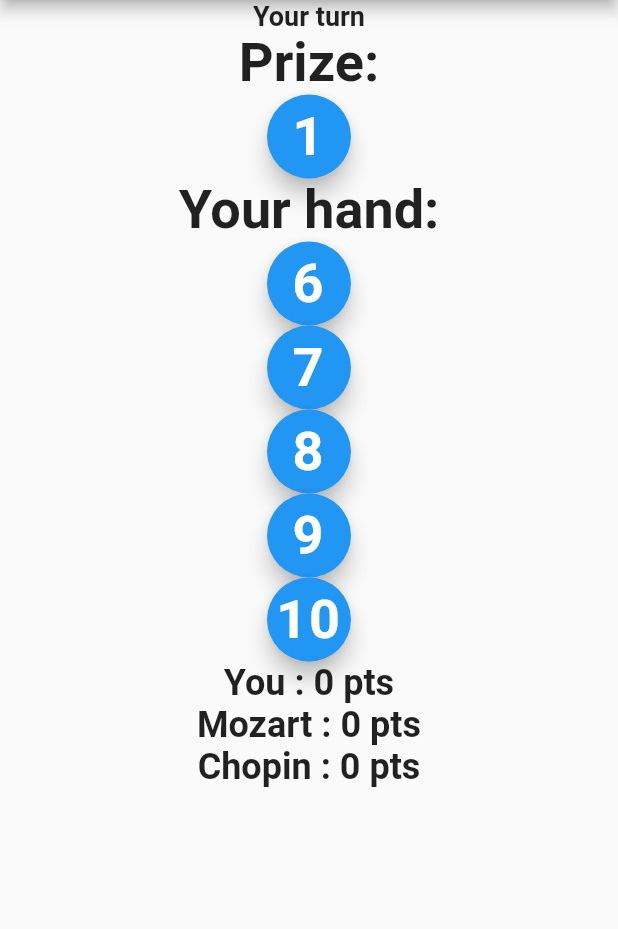
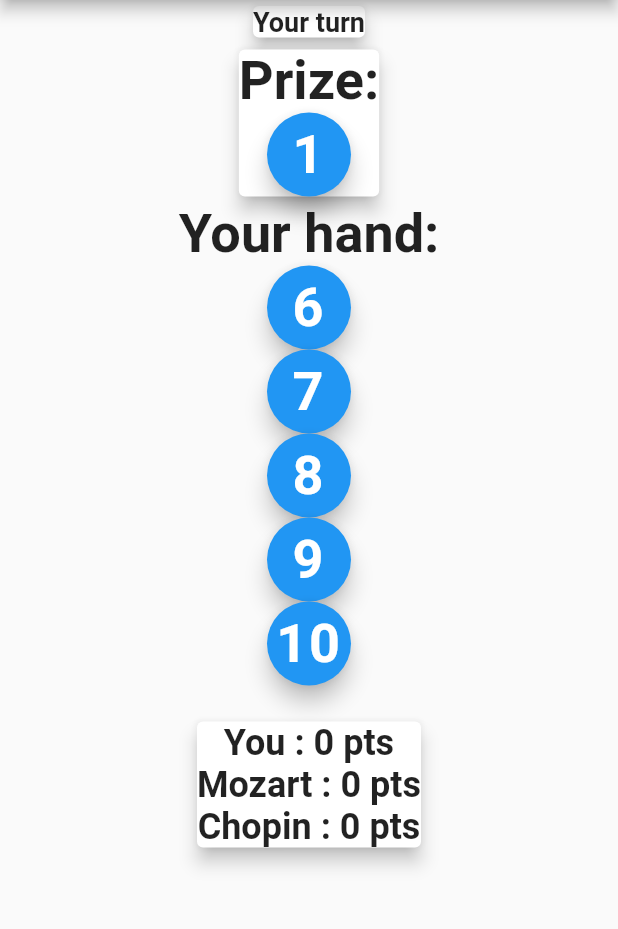
Before and after one commit to codetojoy/waro_flutter, a Flutter app: the screen it shows after launch, after a tap on the "add" icon, on a phone screen of 412 x 824 dp, the part 84-1013 px from its top. Run offline on Flutter 3.47's test engine with Material 2 defaults, Android fonts, the phone set to English and light mode, and no system bars; statements that could not run were skipped.

Commit message:
new widgets folder

```diff
--- a/lib/main.dart
+++ b/lib/main.dart
@@ -2,12 +2,12 @@ import 'package:flutter/material.dart';
 
 import './card.dart' as waro_c;
 import './config.dart';
-import './config_form.dart';
 import './game.dart';
 import './logger.dart';
-import './tableau.dart';
 import './time.dart';
-import './welcome.dart';
+import './widgets/config_form.dart';
+import './widgets/tableau.dart';
+import './widgets/welcome.dart';
 
 void main() {
   runApp(MyApp());
--- a/lib/welcome.dart
+++ /dev/null
@@ -1,49 +0,0 @@
-import 'package:flutter/material.dart';
-
-class Welcome extends StatelessWidget {
-  final Function _newGameHandler;
-
-  Welcome(this._newGameHandler);
-
-  @override
-  Widget build(BuildContext context) {
-    return Center(
-      child: Column(
-        mainAxisAlignment: MainAxisAlignment.center,
-        children: <Widget>[
-          Text('Welcome to War-O',
-              textAlign: TextAlign.center,
-              style: TextStyle(fontSize: 36, fontWeight: FontWeight.bold)),
-          FloatingActionButton(
-            onPressed: _newGameHandler,
-            tooltip: 'New Game',
-            child: Icon(Icons.add),
-          ),
-        ],
-      ),
-    );
-  }
-}
-/*
-class Quiz extends StatelessWidget {
-  final List<Map<Object, Object>> _questions;
-  final int _questionIndex;
-  final Function _answerHandler;
-  Quiz(this._questions, this._questionIndex, this._answerHandler);
-
-  @override
-  Widget build(BuildContext context) {
-    var answers = _questions[_questionIndex]['answers'] as List<Map>;
-    var answerWidgets = answers.map((answer) {
-      return Answer(answer['text'], () => _answerHandler(answer['score']));
-    }).toList();
-
-    return Column(children: <Widget>[
-      Question(
-        _questions[_questionIndex]['questionText'],
-      ),
-      ...answerWidgets,
-    ]);
-  }
-}
-*/
--- a/lib/config_form.dart
+++ b/lib/widgets/config_form.dart
@@ -1,7 +1,7 @@
 import 'package:flutter/material.dart';
 import 'package:flutter/services.dart';
 
-import './config.dart';
+import '../config.dart';
 
 class ConfigForm extends StatefulWidget {
   Config _config;
@@ -54,7 +54,8 @@ class ConfigFormState extends State<ConfigForm> {
                 if (_formKey.currentState.validate()) {
                   int numCards = int.parse(_numCardsController.text);
                   _config.numCards = numCards;
-                  ScaffoldMessenger.of(context).showSnackBar(SnackBar(content: Text('Saved!')));
+                  ScaffoldMessenger.of(context)
+                      .showSnackBar(SnackBar(content: Text('Saved!')));
                 }
               },
               child: Text('Submit'),
--- a/lib/tableau.dart
+++ b/lib/widgets/tableau.dart
@@ -1,9 +1,9 @@
 import 'package:flutter/material.dart';
 
-import './card.dart' as waro_c;
-import './hand.dart';
-import './player.dart';
-import './table.dart' as waro_t;
+import '../card.dart' as waro_c;
+import '../hand.dart';
+import '../player.dart';
+import '../table.dart' as waro_t;
 
 class Tableau extends StatelessWidget {
   final waro_t.Table _table;
@@ -49,9 +49,11 @@ class _StatusWidget extends StatelessWidget {
 
   @override
   Widget build(BuildContext context) {
-    return Text(this._statusText,
+    return Card(
+        child: Text(this._statusText,
             textAlign: TextAlign.center,
-        style: TextStyle(fontSize: 18, fontWeight: FontWeight.bold));
+            style: TextStyle(fontSize: 18, fontWeight: FontWeight.bold)),
+        elevation: 5);
   }
 }
 
@@ -64,13 +66,14 @@ class _PrizeCardWidget extends StatelessWidget {
 
   @override
   Widget build(BuildContext context) {
-    return Center(
+    return Card(
         child: Column(children: [
           Text('Prize:',
               textAlign: TextAlign.center,
               style: TextStyle(fontSize: 36, fontWeight: FontWeight.bold)),
           _CardWidget(_prizeCard, _noOp, 'prize card'),
-    ]));
+        ]),
+        elevation: 5);
   }
 }
 
@@ -130,12 +133,16 @@ class _PlayersInfoWidget extends StatelessWidget {
     var infoWidgets = _players.map((player) {
       return _PlayerInfoWidget(player);
     });
-    return Center(
+    return Container(
+        child: Card(
           child: Column(
             children: [
               ...infoWidgets,
             ],
-    ));
+          ),
+          elevation: 5,
+        ),
+        padding: EdgeInsets.symmetric(vertical: 20, horizontal: 40));
   }
 }
 
@@ -147,14 +154,13 @@ class _PlayerInfoWidget extends StatelessWidget {
   @override
   Widget build(BuildContext context) {
     var text = _player.name + ' : ' + _player.playerStats.toString();
-    return Center(
-        child: Column(
+    return Column(
       children: [
         Text(text,
             textAlign: TextAlign.center,
             style: TextStyle(fontSize: 24, fontWeight: FontWeight.bold)),
       ],
-    ));
+    );
   }
 }
 
--- /dev/null
+++ b/lib/widgets/welcome.dart
@@ -0,0 +1,59 @@
+import 'package:flutter/material.dart';
+
+class Welcome extends StatelessWidget {
+  final Function _newGameHandler;
+
+  Welcome(this._newGameHandler);
+
+  @override
+  Widget build(BuildContext context) {
+    return Center(
+        child: FractionallySizedBox(
+      child: Card(
+          child: Column(children: [
+            Flexible(
+                child: FractionallySizedBox(
+              child: Text('War-O Flutter',
+                  textAlign: TextAlign.center,
+                  style: TextStyle(fontSize: 24, fontWeight: FontWeight.bold)),
+              widthFactor: 0.5,
+              heightFactor: 0.5,
+            )),
+            Flexible(
+              child: FractionallySizedBox(
+                child: FloatingActionButton(
+                  onPressed: _newGameHandler,
+                  tooltip: 'New Game',
+                  child: Icon(Icons.add),
+                ),
+                widthFactor: 0.5,
+                heightFactor: 0.5,
+              ),
+            ),
+          ]),
+          elevation: 20,
+          shadowColor: Colors.blue),
+      widthFactor: 0.8,
+      heightFactor: 0.4,
+      alignment: Alignment.center,
+    ));
+    /*
+            Card(
+              child: FractionallySizedBox(
+                child: Container(child: Text('War-O Flutter',
+                  textAlign: TextAlign.center,
+                  style: TextStyle(fontSize: 24, fontWeight: FontWeight.bold))),
+                  widthFactor: 0.5,
+                  heightFactor: 0.2,
+                  ),
+              elevation: 10,
+              shadowColor: Colors.blue,
+            ),
+          FloatingActionButton(
+            onPressed: _newGameHandler,
+            tooltip: 'New Game',
+            child: Icon(Icons.add),
+          ),
+          */
+  }
+}
```
Lines whose indentation alone changed are shown as unchanged.
